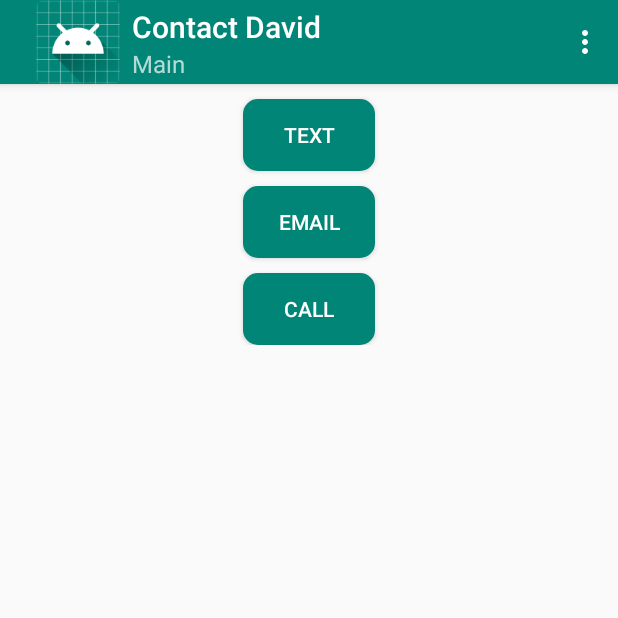
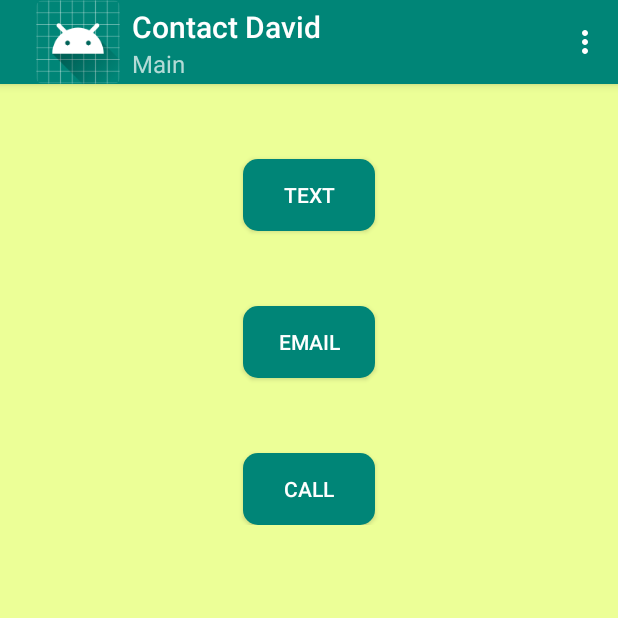
Before and after one commit to davidhmobley/ContactDavid3, an Android app: the screen it shows after launch (MainActivity), on a phone screen of 412 x 824 dp, the top half of it. Run offline under Robolectric (Android 15) with nearby library versions, the phone set to English and light mode, and no system bars.

Commit message:
add background color. Space buttons more

```diff
--- a/app/src/main/res/layout/activity_main.xml
+++ b/app/src/main/res/layout/activity_main.xml
@@ -4,34 +4,9 @@
     xmlns:tools="http://schemas.android.com/tools"
     android:layout_width="match_parent"
     android:layout_height="match_parent"
+    android:background="@color/bg_color"
     tools:context=".activities.MainActivity">
-
-    <!--
-    <android.support.design.widget.AppBarLayout
-        android:layout_width="match_parent"
-        android:layout_height="wrap_content"
-        android:theme="@style/AppTheme.AppBarOverlay">
-
-        <android.support.v7.widget.Toolbar
-            android:id="@+id/toolbar"
-            android:layout_width="match_parent"
-            android:layout_height="?attr/actionBarSize"
-            android:background="?attr/colorPrimary"
-            app:popupTheme="@style/AppTheme.PopupOverlay" />
-
-    </android.support.design.widget.AppBarLayout>
-    -->
 
     <include layout="@layout/content_main" />
 
-    <!--
-    <android.support.design.widget.FloatingActionButton
-        android:id="@+id/fab"
-        android:layout_width="wrap_content"
-        android:layout_height="wrap_content"
-        android:layout_gravity="bottom|end"
-        android:layout_margin="@dimen/fab_margin"
-        app:srcCompat="@android:drawable/ic_dialog_email" />
-        -->
-
 </android.support.design.widget.CoordinatorLayout>
--- a/app/src/main/res/layout/content_main.xml
+++ b/app/src/main/res/layout/content_main.xml
@@ -20,7 +20,7 @@
             android:id="@+id/textButton"
             android:layout_width="wrap_content"
             android:layout_height="wrap_content"
-            android:layout_marginTop="10dp"
+            android:layout_marginTop="50dp"
             android:background="@drawable/text_button_selector"
             android:text="@string/text_button_label"
             android:textColor="@android:color/white" />
@@ -29,7 +29,7 @@
             android:id="@+id/emailButton"
             android:layout_width="wrap_content"
             android:layout_height="wrap_content"
-            android:layout_marginTop="10dp"
+            android:layout_marginTop="50dp"
             android:background="@drawable/text_button_selector"
             android:text="@string/email_button_label"
             android:textColor="@android:color/white" />
@@ -38,7 +38,7 @@
             android:id="@+id/phoneButton"
             android:layout_width="wrap_content"
             android:layout_height="wrap_content"
-            android:layout_marginTop="10dp"
+            android:layout_marginTop="50dp"
             android:background="@drawable/text_button_selector"
             android:text="@string/phone_button_label"
             android:textColor="@android:color/white" />
--- a/app/src/main/res/values/colors.xml
+++ b/app/src/main/res/values/colors.xml
@@ -4,6 +4,8 @@
     <color name="colorPrimaryDark">#00574B</color>
     <color name="colorAccent">#D81B60</color>
 
+    <color name="bg_color">#ecff97</color>
+
     <color name="button_default_color">@color/colorPrimary</color>
     <color name="button_disabled_color">#c0c0c0</color>
     <color name="button_pressed_color">@color/colorAccent</color>
```
